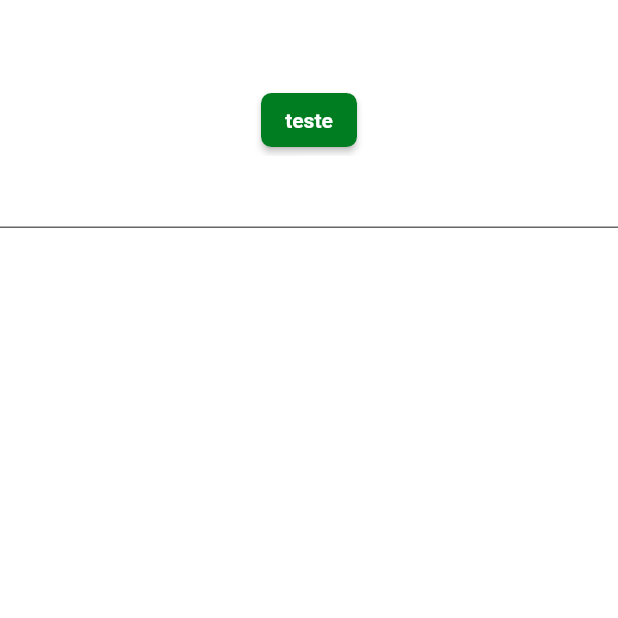
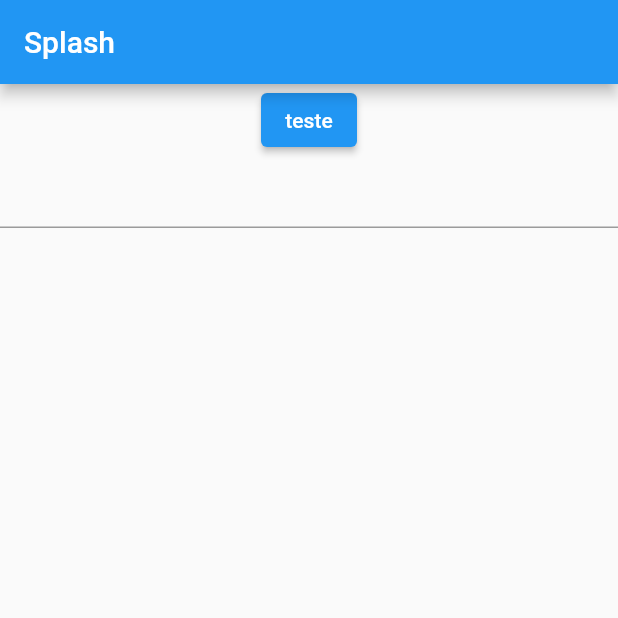
Before and after one commit to Marvingms7/lanchonete, a Flutter app: the screen it shows after launch, on a phone screen of 412 x 824 dp, the top half of it. Run offline on Flutter 3.47's test engine with Material 2 defaults, Android fonts, the phone set to English and light mode, and no system bars; Roboto replaces fonts that are missing (mplus1).

Commit message:
Configurando o theme

```diff
--- a/mark_delivery_app/lib/app/pages/splash/splash_page.dart
+++ b/mark_delivery_app/lib/app/pages/splash/splash_page.dart
@@ -7,31 +7,7 @@ class SplashPage extends StatelessWidget {
 
   @override
   Widget build(BuildContext context) {
-    return Theme(
-      data: ThemeData(
-        scaffoldBackgroundColor: Colors.white,
-        appBarTheme: const AppBarTheme(
-          backgroundColor: Colors.white,
-          elevation: 0,
-          centerTitle: true,
-          iconTheme: IconThemeData(
-            color: Colors.black,
-          ),
-        ),
-        primaryColor: ColorsApp.i.primary,
-        colorScheme: ColorScheme.fromSeed(
-          seedColor: ColorsApp.i.primary,
-          primary: ColorsApp.i.primary,
-          secondary: ColorsApp.i.secundary,
-        ),
-        elevatedButtonTheme:
-            ElevatedButtonThemeData(style: AppStyles.i.primaryButton),
-        inputDecorationTheme: const InputDecorationTheme(
-          fillColor: Colors.white,
-          filled: true,
-        ),
-      ),
-      child: Scaffold(
+    return Scaffold(
       appBar: AppBar(
         title: const Text('Splash'),
       ),
@@ -42,7 +18,6 @@ class SplashPage extends StatelessWidget {
           TextFormField()
         ],
       ),
-      ),
     );
   }
 }
```
Also changed, not shown: mark_delivery_app/lib/app/core/ui/theme/theme_config.dart (added, +41 -0 lines). Lines whose indentation alone changed are shown as unchanged.
